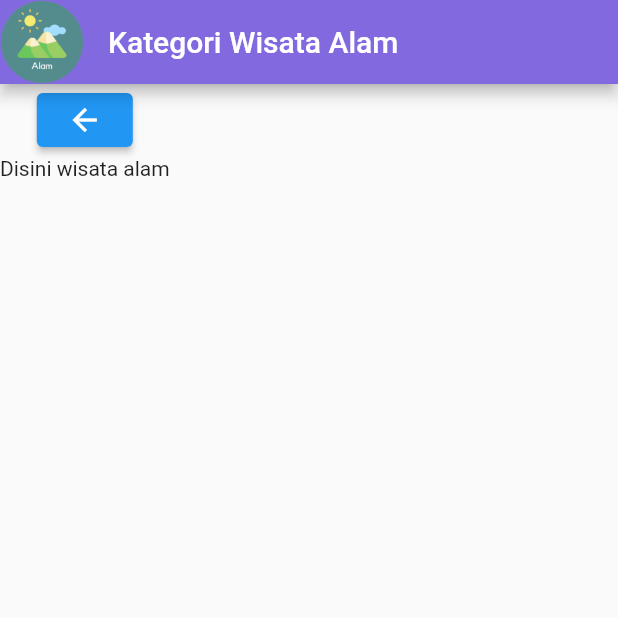
After one commit to voirki/TemanPergi, a Flutter app: the WisataAlam screen opened directly, on a phone screen of 412 x 824 dp, the top half of it. The commit adds this screen. Run offline on Flutter 3.47's test engine with Material 2 defaults, Android fonts, the phone set to English and light mode, and no system bars.

Commit message:
Kategori
Nambah fungsionalitas home.dart, kategori bisa diklik

```diff
--- a/temanpergi/lib/main.dart
+++ b/temanpergi/lib/main.dart
@@ -1,8 +1,7 @@
-import 'package:temanpergi/about.dart';
-
 import 'home.dart';
 import 'places.dart';
 import 'maps.dart';
+import 'about.dart';
 
 import 'package:flutter/material.dart';
 
--- /dev/null
+++ b/temanpergi/lib/wisata_alam.dart
@@ -0,0 +1,25 @@
+import 'package:flutter/material.dart';
+
+class WisataAlam extends StatelessWidget {
+  const WisataAlam({Key? key}) : super(key: key);
+
+  @override
+  Widget build(BuildContext context) {
+    return Scaffold(
+      appBar: AppBar(
+        leading: Image.asset('assets/images/wisata alam.png'),
+        title: const Text('Kategori Wisata Alam'),
+        backgroundColor:  Color.fromARGB(255, 130, 105, 224),
+      ),
+      body: Column(
+        children: <Widget>[
+          ElevatedButton(
+            onPressed: (){Navigator.pop(context);},
+            child: Icon(Icons.arrow_back),
+          ),
+          Text('Disini wisata alam'),
+        ],
+      ),
+    );
+  }
+}
```
Also changed, not shown: temanpergi/lib/home.dart (+24 -4 lines), temanpergi/lib/wisata_kuliner.dart (added, +25 -0 lines), temanpergi/lib/wisata_lainnya.dart (added, +25 -0 lines), temanpergi/lib/wisata_seni.dart (added, +25 -0 lines).
